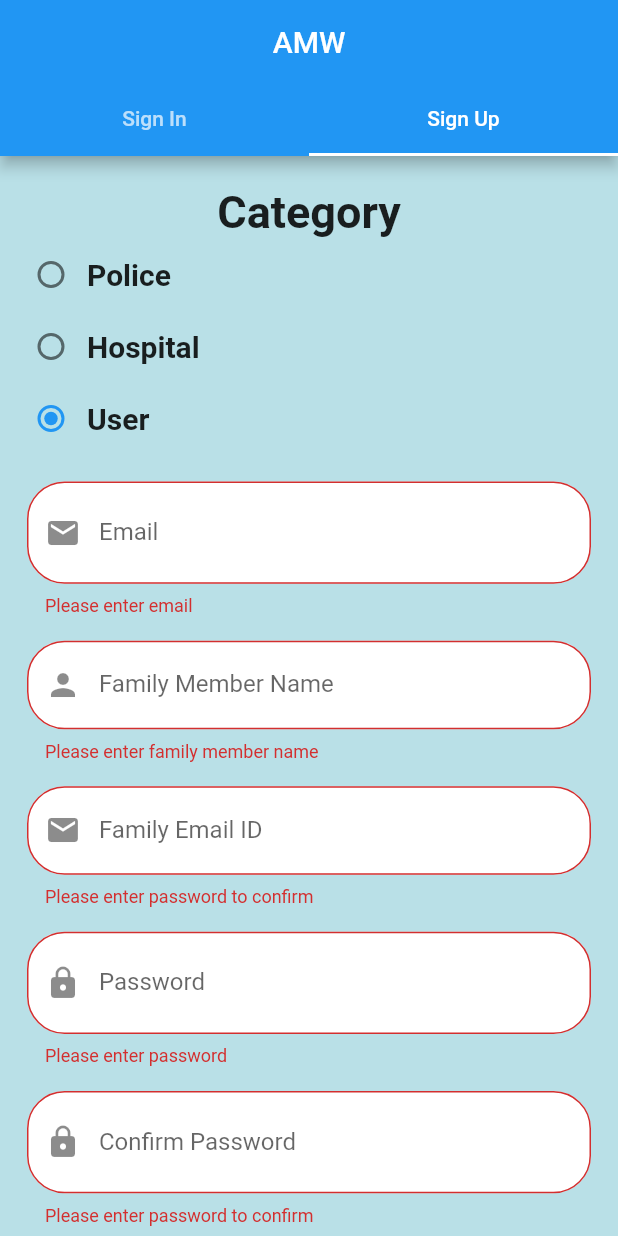
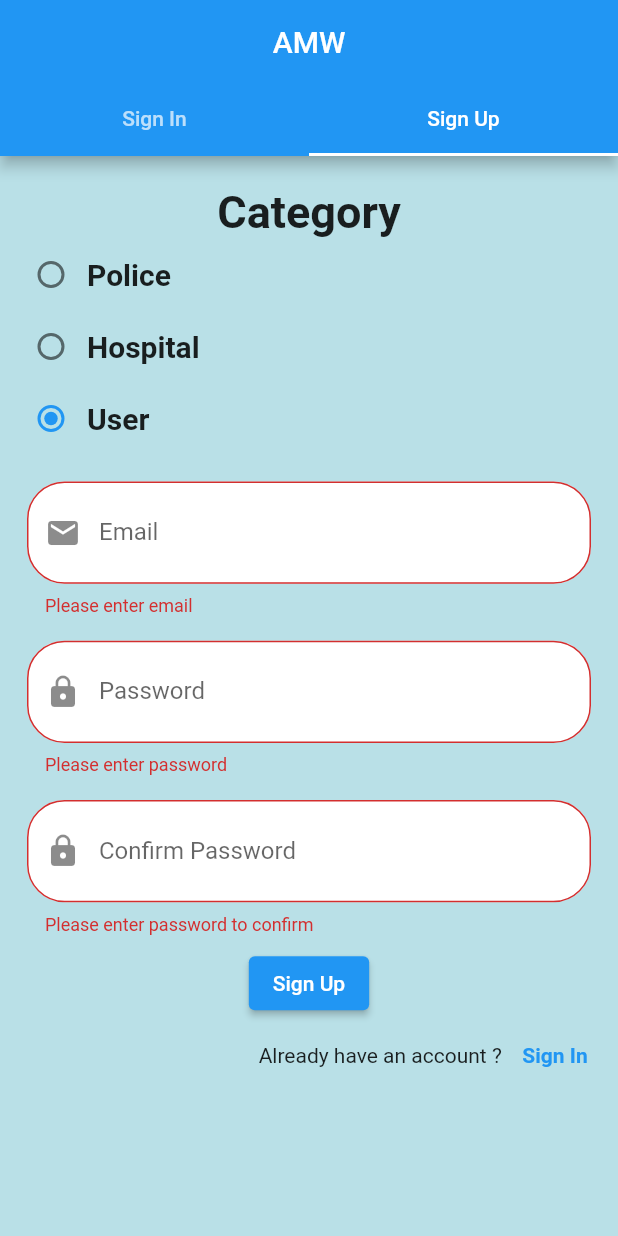
Before and after one commit to Sumukhy/supreme-enigma, a Flutter app: the screen it shows after launch, tab 2 chosen, after a tap on "Sign Up", on a phone screen of 412 x 824 dp. Run offline on Flutter 3.47's test engine with Material 2 defaults, Android fonts, the phone set to English and light mode, and no system bars; drawn by our look-alikes of flutter_progress_hud; our stand-ins replace animated_text_kit, cloud_firestore, firebase_auth, firebase_core, firebase_messaging, firebase_storage and 5 more; accounts and stored records are empty.

Commit message:
removed parent details

```diff
--- a/lib/pages/signup_page.dart
+++ b/lib/pages/signup_page.dart
@@ -153,50 +153,52 @@ class _SignUpPageState extends State<SignUpPage> {
                             ),
                           ),
                           category == "user"
-                              ? Column(
-                                  children: [
-                                    Padding(
-                                      padding: const EdgeInsets.all(8.0),
-                                      child: TextFormField(
-                                        autovalidateMode:
-                                            AutovalidateMode.onUserInteraction,
-                                        decoration: customInputDecoration(
-                                          "Family Member Name",
-                                          SizedBox(),
-                                          Icon(Icons.person),
-                                        ),
-                                        controller: _familyName,
-                                        validator: (val) {
-                                          if (val!.isEmpty) {
-                                            return "Please enter family member name";
-                                          } else {
-                                            return null;
-                                          }
-                                        },
-                                      ),
-                                    ),
-                                    Padding(
-                                      padding: const EdgeInsets.all(8.0),
-                                      child: TextFormField(
-                                        autovalidateMode:
-                                            AutovalidateMode.onUserInteraction,
-                                        decoration: customInputDecoration(
-                                          "Family Email ID",
-                                          SizedBox(),
-                                          Icon(Icons.email),
-                                        ),
-                                        controller: _familyEmail,
-                                        validator: (val) {
-                                          if (val!.isEmpty) {
-                                            return "Please enter password to confirm";
-                                          } else {
-                                            return null;
-                                          }
-                                        },
-                                      ),
-                                    )
-                                  ],
-                                )
+                              ?
+                              // Column(
+                              //     children: [
+                              //       Padding(
+                              //         padding: const EdgeInsets.all(8.0),
+                              //         child: TextFormField(
+                              //           autovalidateMode:
+                              //               AutovalidateMode.onUserInteraction,
+                              //           decoration: customInputDecoration(
+                              //             "Family Member Name",
+                              //             SizedBox(),
+                              //             Icon(Icons.person),
+                              //           ),
+                              //           controller: _familyName,
+                              //           validator: (val) {
+                              //             if (val!.isEmpty) {
+                              //               return "Please enter family member name";
+                              //             } else {
+                              //               return null;
+                              //             }
+                              //           },
+                              //         ),
+                              //       ),
+                              //       Padding(
+                              //         padding: const EdgeInsets.all(8.0),
+                              //         child: TextFormField(
+                              //           autovalidateMode:
+                              //               AutovalidateMode.onUserInteraction,
+                              //           decoration: customInputDecoration(
+                              //             "Family Email ID",
+                              //             SizedBox(),
+                              //             Icon(Icons.email),
+                              //           ),
+                              //           controller: _familyEmail,
+                              //           validator: (val) {
+                              //             if (val!.isEmpty) {
+                              //               return "Please enter password to confirm";
+                              //             } else {
+                              //               return null;
+                              //             }
+                              //           },
+                              //         ),
+                              //       )
+                              //     ],
+                              //   )
+                              SizedBox()
                               : Padding(
                                   padding: const EdgeInsets.all(8.0),
                                   child: TextFormField(
@@ -209,7 +211,7 @@ class _SignUpPageState extends State<SignUpPage> {
                                       SizedBox(),
                                       Icon(Icons.assured_workload_outlined),
                                     ),
-                                    controller: _confirmpassword,
+                                    controller: _departmentID,
                                     validator: (val) {
                                       if (val!.isEmpty) {
                                         return category == 'hospital'
```
